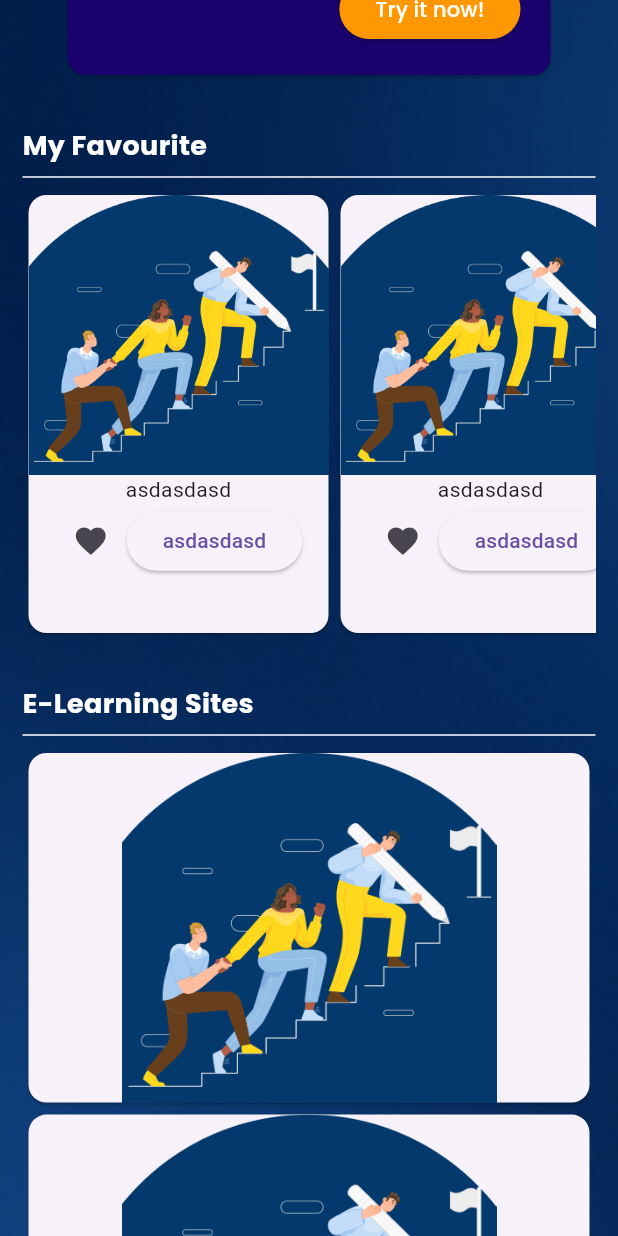
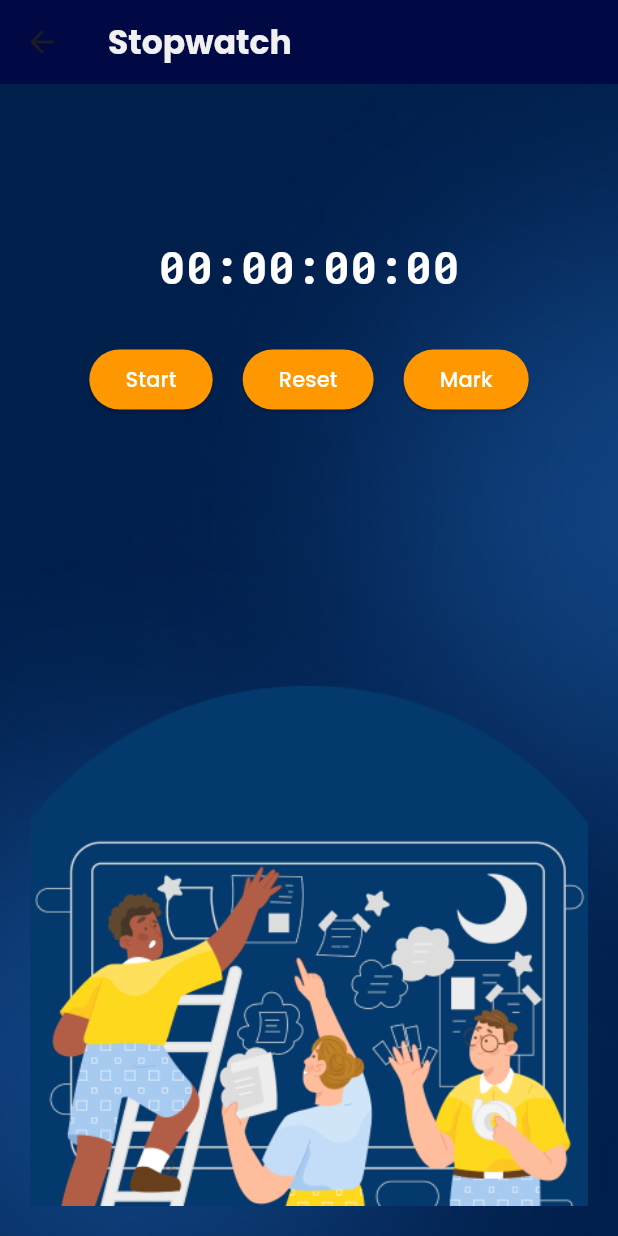
Before and after one commit to stvenlionel567/CountUs, a Flutter app: the HomePage screen opened directly, scrolled down 576 dp, after a tap on "Try it now!", on a phone screen of 412 x 824 dp. Run offline on Flutter 3.47's test engine with Material 3 defaults, Android fonts, the phone set to English and light mode, and no system bars; our stand-ins replace carousel_slider, get, google_fonts.

Commit message:
Ui lengkap

```diff
--- a/lib/main.dart
+++ b/lib/main.dart
@@ -4,6 +4,8 @@ import 'package:satu/features/authentication/login/controllers/login_controller.
 import 'package:satu/features/authentication/login/screens/login_screen.dart';
 import 'package:satu/features/authentication/signup/signup_screen.dart';
 import 'package:satu/repository/authentication_repository.dart';
+import 'package:satu/screens/profile.dart';
+import 'package:satu/screens/stopwatch.dart';
 
 import 'screens/homepage.dart';
 
@@ -19,9 +21,9 @@ class CountUs extends StatelessWidget {
 
   @override
   Widget build(BuildContext context) {
-    return const MaterialApp(
+    return MaterialApp(
       debugShowCheckedModeBanner: false,
-      home: HomePage(),
+      home: StopwatchPage(),
     );
   }
 }
--- a/lib/screens/homepage.dart
+++ b/lib/screens/homepage.dart
@@ -3,15 +3,65 @@
 import 'package:flutter/material.dart';
 import 'package:carousel_slider/carousel_slider.dart';
 import 'package:google_fonts/google_fonts.dart';
+import 'package:satu/screens/about.dart';
+import 'package:satu/screens/profile.dart';
+import 'package:satu/screens/stopwatch.dart';
 
-class HomePage extends StatelessWidget {
+class HomePage extends StatefulWidget {
   const HomePage({super.key});
+
+  @override
+  State<HomePage> createState() => _HomePageState();
+}
+
+class _HomePageState extends State<HomePage> {
+  int _selectedIndex = 0;
+
+  // halaman tab bar
+  static const List<Widget> _pages = <Widget>[
+    HomeScreen(), // Homepage
+    AboutPage(), // About
+  ];
+
+  void _onItemTapped(int index) {
+    setState(() {
+      _selectedIndex = index;
+    });
+  }
 
   @override
   Widget build(BuildContext context) {
     return Scaffold(
       extendBodyBehindAppBar: true,
-      body: SingleChildScrollView(
+      body: _pages[_selectedIndex], // menampilkan halaman saat ini
+
+      // BottomNavigationBar
+      bottomNavigationBar: BottomNavigationBar(
+        backgroundColor: const Color.fromARGB(255, 1, 2, 98),
+        items: const <BottomNavigationBarItem>[
+          BottomNavigationBarItem(
+            icon: Icon(Icons.home),
+            label: 'Home',
+          ),
+          BottomNavigationBarItem(
+            icon: Icon(Icons.info),
+            label: 'About',
+          ),
+        ],
+        currentIndex: _selectedIndex,
+        selectedItemColor: Colors.orange,
+        onTap: _onItemTapped,
+      ),
+    );
+  }
+}
+
+class HomeScreen extends StatelessWidget {
+  const HomeScreen({super.key});
+
+  @override
+  Widget build(BuildContext context) {
+    return SingleChildScrollView(
       child: Container(
         width: double.infinity,
         decoration: BoxDecoration(
@@ -80,7 +130,18 @@ class HomePage extends StatelessWidget {
                   items: [1, 2, 3].map((i) {
                     return Builder(
                       builder: (BuildContext context) {
-                          return Container(
+                        return GestureDetector(
+                          onTap: () {
+                            if (i == 3) {
+                              // Push to ProfilePage if Gambar_Dev is clicked (i == 3)
+                              Navigator.push(
+                                context,
+                                MaterialPageRoute(
+                                    builder: (context) => ProfilePage()),
+                              );
+                            }
+                          },
+                          child: Container(
                             width: MediaQuery.of(context).size.width,
                             margin: EdgeInsets.symmetric(horizontal: 1.0),
                             decoration: BoxDecoration(
@@ -100,6 +161,7 @@ class HomePage extends StatelessWidget {
                                 ' ',
                                 style: TextStyle(
                                     fontSize: 16.0, color: Colors.white),
+                              ),
                             ),
                           ),
                         );
@@ -127,7 +189,7 @@ class HomePage extends StatelessWidget {
                                   style: GoogleFonts.poppins(
                                       color: const Color.fromARGB(
                                           255, 240, 240, 240),
-                                        fontSize: 25,
+                                      fontSize: 22,
                                       fontWeight: FontWeight.bold)),
                               Text(
                                   "Count time for your activites with our incredible and simple stopwatch",
@@ -145,7 +207,14 @@ class HomePage extends StatelessWidget {
                                       style: ElevatedButton.styleFrom(
                                         backgroundColor: Colors.orange,
                                       ),
-                                        onPressed: () {},
+                                      onPressed: () {
+                                        Navigator.push(
+                                          context,
+                                          MaterialPageRoute(
+                                              builder: (context) =>
+                                                  StopwatchPage()),
+                                        );
+                                      },
                                       child: Text(
                                         "Try it now!",
                                         style: GoogleFonts.poppins(
@@ -243,8 +312,7 @@ class HomePage extends StatelessWidget {
                       child: Card(
                         color: const Color.fromARGB(255, 25, 2, 108),
                         child: Padding(
-                            padding:
-                                const EdgeInsets.symmetric(horizontal: 20.0),
+                          padding: const EdgeInsets.symmetric(horizontal: 20.0),
                           child: Column(
                             mainAxisAlignment: MainAxisAlignment.center,
                             crossAxisAlignment: CrossAxisAlignment.center,
@@ -273,7 +341,14 @@ class HomePage extends StatelessWidget {
                                     style: ElevatedButton.styleFrom(
                                       backgroundColor: Colors.orange,
                                     ),
-                                      onPressed: () {},
+                                    onPressed: () {
+                                      Navigator.push(
+                                        context,
+                                        MaterialPageRoute(
+                                            builder: (context) =>
+                                                ProfilePage()),
+                                      );
+                                    },
                                     child: Text(
                                       "See the Details",
                                       style: GoogleFonts.poppins(
@@ -295,7 +370,6 @@ class HomePage extends StatelessWidget {
           ),
         ),
       ),
-      ),
     );
   }
 }
--- a/lib/screens/stopwatch.dart
+++ b/lib/screens/stopwatch.dart
@@ -0,0 +1,172 @@
+// ignore_for_file: prefer_const_constructors
+
+import 'dart:async';
+import 'package:flutter/material.dart';
+import 'package:google_fonts/google_fonts.dart';
+
+class StopwatchPage extends StatefulWidget {
+  @override
+  _StopwatchPageState createState() => _StopwatchPageState();
+}
+
+class _StopwatchPageState extends State<StopwatchPage> {
+  late Stopwatch _stopwatch;
+  late Timer _timer;
+  List<String> _lapTimes = [];
+  String displayTime = "00:00:00:00";
+
+  @override
+  void initState() {
+    super.initState();
+    _stopwatch = Stopwatch();
+    _timer = Timer.periodic(Duration(milliseconds: 30), (timer) {
+      if (_stopwatch.isRunning) {
+        setState(() {
+          displayTime = _formatTime(_stopwatch.elapsed);
+        });
+      }
+    });
+  }
+
+  String _formatTime(Duration duration) {
+    String twoDigits(int n) => n.toString().padLeft(2, '0');
+    final hours = twoDigits(duration.inHours);
+    final minutes = twoDigits(duration.inMinutes.remainder(60));
+    final seconds = twoDigits(duration.inSeconds.remainder(60));
+    final milliseconds =
+        twoDigits(duration.inMilliseconds.remainder(1000) ~/ 10);
+    return "$hours:$minutes:$seconds:$milliseconds";
+  }
+
+  void _startStopwatch() {
+    setState(() {
+      _stopwatch.start();
+    });
+  }
+
+  void _pauseStopwatch() {
+    setState(() {
+      _stopwatch.stop();
+    });
+  }
+
+  void _resetStopwatch() {
+    setState(() {
+      _stopwatch.reset();
+      _lapTimes.clear();
+      displayTime = "00:00:00:00";
+    });
+  }
+
+  void _markRecord() {
+    setState(() {
+      _lapTimes.insert(0,
+          _formatTime(_stopwatch.elapsed)); // Menambahkan catatan di awal list
+    });
+  }
+
+  @override
+  void dispose() {
+    _timer.cancel();
+    super.dispose();
+  }
+
+  @override
+  Widget build(BuildContext context) {
+    return Scaffold(
+      appBar: AppBar(
+        title: Text('Stopwatch',
+            style: GoogleFonts.poppins(
+                color: const Color.fromARGB(255, 240, 240, 240),
+                fontSize: 22,
+                fontWeight: FontWeight.bold)),
+        backgroundColor: const Color.fromARGB(255, 1, 9, 69),
+      ),
+      body: Container(
+        width: double.infinity,
+        decoration: BoxDecoration(
+          image: DecorationImage(
+            image: AssetImage('assets/images/homepage.png'),
+            fit: BoxFit.cover,
+          ),
+        ),
+        child: Padding(
+          padding: const EdgeInsets.all(20.0),
+          child: Column(
+            children: [
+              SizedBox(
+                height: 80,
+              ),
+              Center(
+                child: Text(
+                  displayTime,
+                  style: GoogleFonts.robotoMono(
+                      color: Colors.white,
+                      fontSize: 30,
+                      fontWeight: FontWeight.bold),
+                ),
+              ),
+              SizedBox(height: 30),
+              Row(
+                mainAxisAlignment: MainAxisAlignment.center,
+                children: [
+                  ElevatedButton(
+                    style: ElevatedButton.styleFrom(
+                      backgroundColor: Colors.orange,
+                    ),
+                    onPressed: _stopwatch.isRunning
+                        ? _pauseStopwatch
+                        : _startStopwatch,
+                    child: Text(
+                      _stopwatch.isRunning ? "Pause" : "Start",
+                      style: GoogleFonts.poppins(color: Colors.white),
+                    ),
+                  ),
+                  SizedBox(width: 20),
+                  ElevatedButton(
+                    style: ElevatedButton.styleFrom(
+                      backgroundColor: Colors.orange,
+                    ),
+                    onPressed: _resetStopwatch,
+                    child: Text(
+                      "Reset",
+                      style: GoogleFonts.poppins(color: Colors.white),
+                    ),
+                  ),
+                  SizedBox(width: 20),
+                  ElevatedButton(
+                    style: ElevatedButton.styleFrom(
+                      backgroundColor: Colors.orange,
+                    ),
+                    onPressed: _markRecord,
+                    child: Text(
+                      "Mark",
+                      style: GoogleFonts.poppins(color: Colors.white),
+                    ),
+                  ),
+                ],
+              ),
+              SizedBox(height: 30),
+              Expanded(
+                child: ListView.builder(
+                  itemCount: _lapTimes.length,
+                  itemBuilder: (context, index) {
+                    return ListTile(
+                      title: Text(
+                        "Lap ${_lapTimes.length - index}: ${_lapTimes[index]}",
+                        style: GoogleFonts.poppins(color: Colors.white),
+                      ),
+                    );
+                  },
+                ),
+              ),
+              SizedBox(
+                child: Image(image: AssetImage('assets/images/calculator.png')),
+              )
+            ],
+          ),
+        ),
+      ),
+    );
+  }
+}
```
Also changed, not shown: lib/screens/about.dart (added, +125 -0 lines), lib/screens/profile.dart (added, +112 -0 lines), txt/txt_data website.txt (added, +17 -0 lines), assets/images/lionel.jpg (added), assets/images/satrio.jpg (added). Lines whose indentation alone changed are shown as unchanged.
